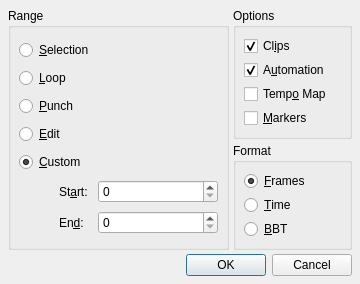
Qt form src/qtractorEditRangeForm.ui (rncbc/qtractor) before a commit.
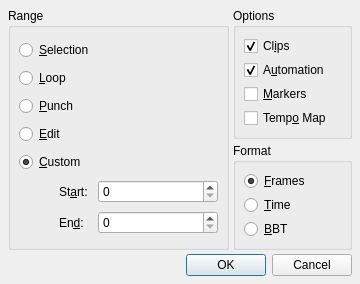
The same form after that commit. Icons and pictures are not drawn. Custom widgets are drawn as their Qt base class.

Commit message: - Main track-view Edit/Insert,Remove/Range dialog is now being   introduced with optional applicability to Clips, Automation,   Tempo Map and/or Markers. (EXPERIMENTAL)

What changed in the file:
```diff
--- a/src/qtractorEditRangeForm.ui
+++ b/src/qtractorEditRangeForm.ui
@@ -269,19 +269,6 @@
         </property>
        </widget>
       </item>
-      <item>
-       <widget class="QCheckBox" name="TempoMapCheckBox">
-        <property name="toolTip">
-         <string>Apply to Tempo Map nodes in range</string>
-        </property>
-        <property name="text">
-         <string>Temp&amp;o Map</string>
-        </property>
-        <property name="checked">
-         <bool>false</bool>
-        </property>
-       </widget>
-      </item>
       <item>
        <widget class="QCheckBox" name="MarkersCheckBox">
         <property name="toolTip">
@@ -295,6 +282,19 @@
         </property>
        </widget>
       </item>
+      <item>
+       <widget class="QCheckBox" name="TempoMapCheckBox">
+        <property name="toolTip">
+         <string>Apply to Tempo Map nodes in range</string>
+        </property>
+        <property name="text">
+         <string>Temp&amp;o Map</string>
+        </property>
+        <property name="checked">
+         <bool>false</bool>
+        </property>
+       </widget>
+      </item>
      </layout>
     </widget>
    </item>
```
Left out of the diff: 2 changed lines with no effect on the pictures. The commit also changes 15 other files.
